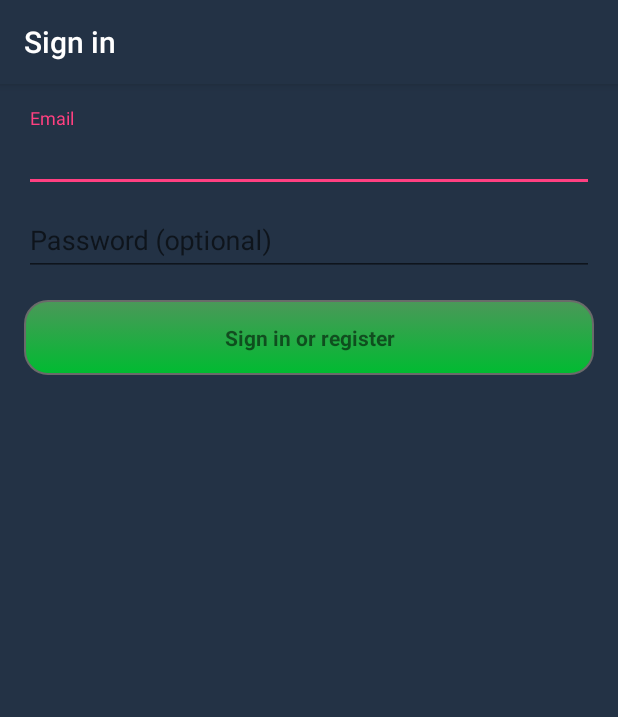
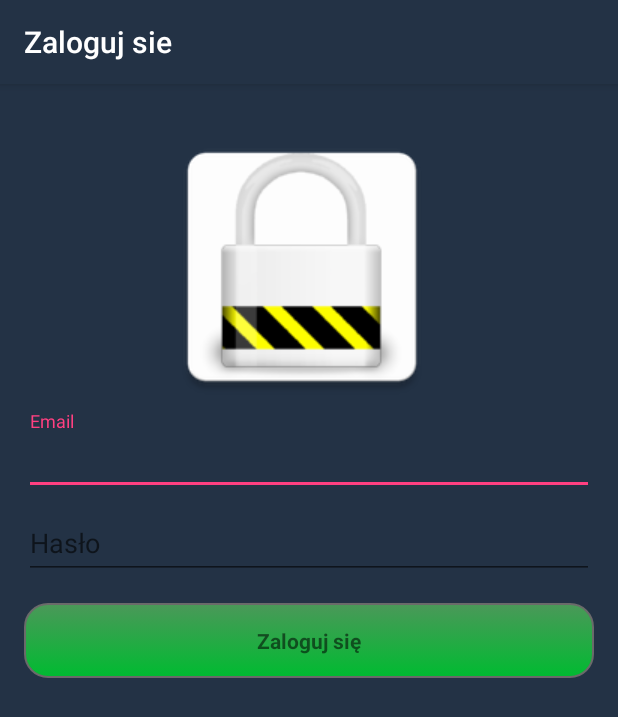
Before and after one commit to Openroads/androidMocarnyPK, an Android app: the LoginActivity screen opened directly, with no data from a screen before it, on a phone screen of 412 x 824 dp. Shown: the top 717 px of the screen. Run offline under Robolectric (Android 15) with nearby library versions, the phone set to English and light mode, and no system bars; 2 statements that could not run were skipped.

Commit message:
moje zmiany

```diff
--- a/app/src/main/AndroidManifest.xml
+++ b/app/src/main/AndroidManifest.xml
@@ -23,7 +23,8 @@
         <activity android:name=".About" />
         <activity
             android:name=".LoginActivity"
-            android:label="@string/title_activity_login"></activity>
+            android:label="@string/title_activity_login" />
+        <activity android:name=".calendar_activity"></activity>
     </application>
 
 </manifest>
--- a/app/src/main/java/daren/systemwewnetrznymocarnypk/LoginActivity.java
+++ b/app/src/main/java/daren/systemwewnetrznymocarnypk/LoginActivity.java
@@ -87,6 +87,7 @@ public class LoginActivity extends AppCompatActivity implements LoaderCallbacks<
             @Override
             public void onClick(View view) {
                 attemptLogin();
+
             }
         });
 
@@ -187,6 +188,8 @@ public class LoginActivity extends AppCompatActivity implements LoaderCallbacks<
             showProgress(true);
             mAuthTask = new UserLoginTask(email, password);
             mAuthTask.execute((Void) null);
+
+
         }
     }
 
--- a/app/src/main/java/daren/systemwewnetrznymocarnypk/MainActivity.java
+++ b/app/src/main/java/daren/systemwewnetrznymocarnypk/MainActivity.java
@@ -23,7 +23,7 @@ public class MainActivity extends AppCompatActivity {
         about_button.setOnClickListener(new View.OnClickListener() {
             @Override
             public void onClick(View v) {
-                Intent intent = new Intent(MainActivity.this,About.class);
+                Intent intent = new Intent(MainActivity.this,calendar_activity.class);
                 startActivity(intent);
             }
         });
--- a/app/src/main/res/layout/activity_login.xml
+++ b/app/src/main/res/layout/activity_login.xml
@@ -10,6 +10,15 @@
     android:paddingTop="@dimen/activity_vertical_margin"
     tools:context="daren.systemwewnetrznymocarnypk.LoginActivity">
 
+    <ImageView
+        android:layout_width="wrap_content"
+        android:layout_height="wrap_content"
+        android:id="@+id/klodka_image"
+        android:layout_marginRight="90dp"
+        android:src="@drawable/kl"
+        android:layout_centerHorizontal="true"
+        android:layout_marginTop="10dp"
+        android:layout_marginLeft="85dp"/>
     <!-- Login progress -->
     <ProgressBar
         android:id="@+id/login_progress"
--- a/app/src/main/res/layout/activity_main.xml
+++ b/app/src/main/res/layout/activity_main.xml
@@ -14,6 +14,8 @@
         android:layout_width="wrap_content"
         android:layout_height="wrap_content"
         android:src="@drawable/ic_launcher"
+        android:layout_marginLeft="90dp"
+        android:layout_marginRight="90dp"
         android:id="@+id/imageView"
         android:layout_above="@+id/button"
         android:layout_centerHorizontal="true" />
--- a/app/src/main/res/values/strings.xml
+++ b/app/src/main/res/values/strings.xml
@@ -2,17 +2,17 @@
     <string name="app_name">SystemWewnetrznyMocarnyPK</string>
     <string name="log_in">Zaloguj</string>
     <string name="about_us">O firmie</string>
-    <string name="title_activity_login">Sign in</string>
+    <string name="title_activity_login">Zaloguj sie</string>
 
     <!-- Strings related to login -->
     <string name="prompt_email">Email</string>
-    <string name="prompt_password">Password (optional)</string>
-    <string name="action_sign_in">Sign in or register</string>
-    <string name="action_sign_in_short">Sign in</string>
-    <string name="error_invalid_email">This email address is invalid</string>
-    <string name="error_invalid_password">This password is too short</string>
-    <string name="error_incorrect_password">This password is incorrect</string>
-    <string name="error_field_required">This field is required</string>
+    <string name="prompt_password">Hasło</string>
+    <string name="action_sign_in">Zaloguj się </string>
+    <string name="action_sign_in_short">Zaloguj się</string>
+    <string name="error_invalid_email">Ten email jest nieprawidłowy</string>
+    <string name="error_invalid_password">To hasło jest za krótkie</string>
+    <string name="error_incorrect_password">To hasło jest nieprawidłowe</string>
+    <string name="error_field_required">To pole jest wymagane</string>
     <string name="permission_rationale">"Contacts permissions are needed for providing email
         completions."
     </string>
```
Also changed, not shown: app/src/main/java/daren/systemwewnetrznymocarnypk/calendar_activity.java (added, +31 -0 lines), app/src/main/res/layout/activity_calenda_activity.xml (added, +28 -0 lines), app/src/main/res/drawable/kl.png (added).
